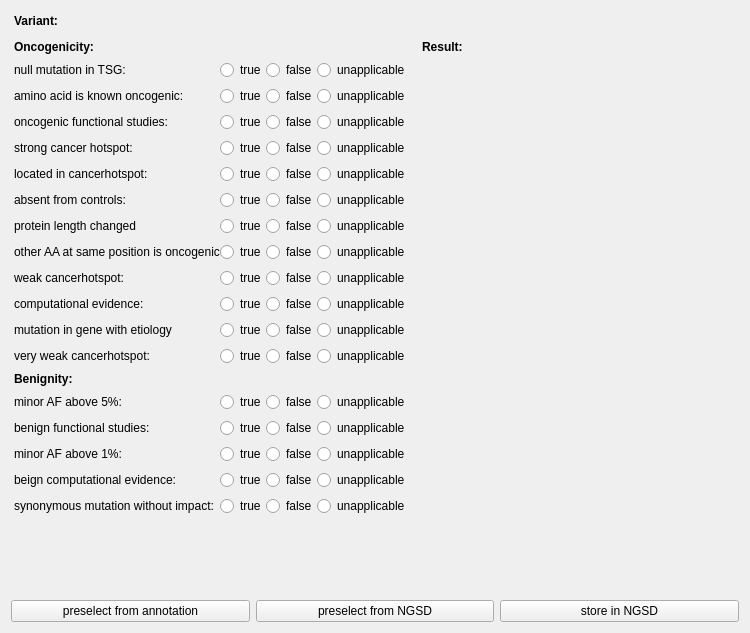
This is src/GSvar/SomaticVariantInterpreterWidget.ui in imgag/ngs-bits as Qt 5 draws it before an edit. The edited form follows.
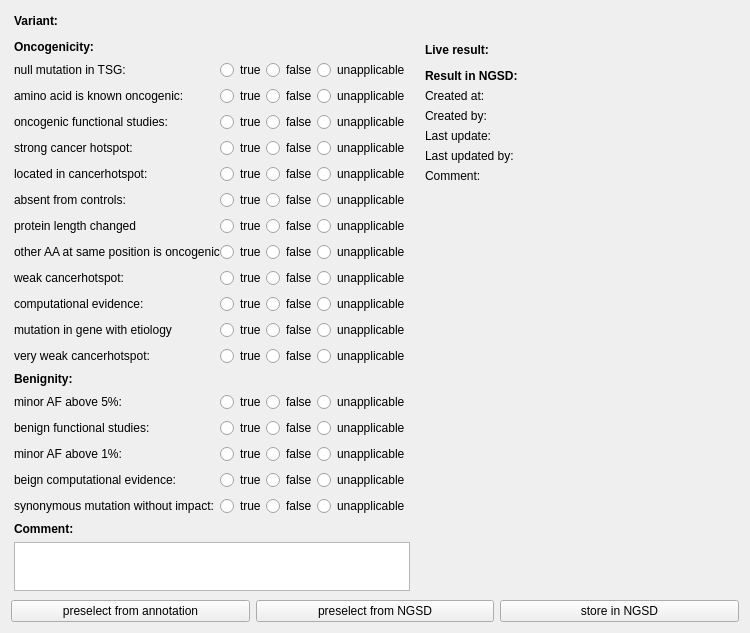
This is the edited form.

Commit message: SomaticVariantInterpreterWidget: Added NGSD metadata

What changed in the file:
```diff
--- a/src/GSvar/SomaticVariantInterpreterWidget.ui
+++ b/src/GSvar/SomaticVariantInterpreterWidget.ui
@@ -839,6 +839,22 @@
        </item>
       </layout>
      </item>
+     <item>
+      <widget class="QLabel" name="label_28">
+       <property name="font">
+        <font>
+         <weight>75</weight>
+         <bold>true</bold>
+        </font>
+       </property>
+       <property name="text">
+        <string>Comment:</string>
+       </property>
+      </widget>
+     </item>
+     <item>
+      <widget class="QTextEdit" name="comment"/>
+     </item>
      <item>
       <spacer name="verticalSpacer_2">
        <property name="orientation">
@@ -857,7 +873,7 @@
    <item row="1" column="1">
     <layout class="QVBoxLayout" name="verticalLayout">
      <property name="spacing">
-      <number>3</number>
+      <number>6</number>
      </property>
      <property name="leftMargin">
       <number>3</number>
@@ -874,19 +890,19 @@
      <item>
       <layout class="QHBoxLayout" name="horizontalLayout_2" stretch="0,1">
        <property name="spacing">
-        <number>0</number>
+        <number>6</number>
        </property>
        <property name="leftMargin">
-        <number>0</number>
+        <number>3</number>
        </property>
        <property name="topMargin">
-        <number>0</number>
+        <number>3</number>
        </property>
        <property name="rightMargin">
-        <number>0</number>
+        <number>3</number>
        </property>
        <property name="bottomMargin">
-        <number>0</number>
+        <number>3</number>
        </property>
        <item>
         <widget class="QLabel" name="label_3">
@@ -897,7 +913,7 @@
           </font>
          </property>
          <property name="text">
-          <string>Result:</string>
+          <string>Live result:</string>
          </property>
         </widget>
        </item>
@@ -911,11 +927,116 @@
       </layout>
      </item>
      <item>
-      <widget class="QLabel" name="label_vicc_score">
-       <property name="text">
-        <string/>
+      <layout class="QGridLayout" name="gridLayout_2" columnstretch="1,2">
+       <property name="leftMargin">
+        <number>3</number>
        </property>
-      </widget>
+       <property name="topMargin">
+        <number>3</number>
+       </property>
+       <property name="rightMargin">
+        <number>3</number>
+       </property>
+       <property name="bottomMargin">
+        <number>3</number>
+       </property>
+       <property name="horizontalSpacing">
+        <number>3</number>
+       </property>
+       <property name="verticalSpacing">
+        <number>6</number>
+       </property>
+       <item row="0" column="0">
+        <widget class="QLabel" name="label_22">
+         <property name="font">
+          <font>
+           <weight>75</weight>
+           <bold>true</bold>
+          </font>
+         </property>
+         <property name="text">
+          <string>Result in NGSD:</string>
+         </property>
+        </widget>
+       </item>
+       <item row="0" column="1">
+        <widget class="QLabel" name="label_result_in_ngsd">
+         <property name="text">
+          <string/>
+         </property>
+        </widget>
+       </item>
+       <item row="1" column="0">
+        <widget class="QLabel" name="label_23">
+         <property name="text">
+          <string>Created at:</string>
+         </property>
+        </widget>
+       </item>
+       <item row="1" column="1">
+        <widget class="QLabel" name="label_creation_date">
+         <property name="text">
+          <string/>
+         </property>
+        </widget>
+       </item>
+       <item row="2" column="0">
+        <widget class="QLabel" name="label_24">
+         <property name="text">
+          <string>Created by:</string>
+         </property>
+        </widget>
+       </item>
+       <item row="2" column="1">
+        <widget class="QLabel" name="label_created_by">
+         <property name="text">
+          <string/>
+         </property>
+        </widget>
+       </item>
+       <item row="3" column="0">
+        <widget class="QLabel" name="label_25">
+         <property name="text">
+          <string>Last update:</string>
+         </property>
+        </widget>
+       </item>
+       <item row="3" column="1">
+        <widget class="QLabel" name="label_last_update_date">
+         <property name="text">
+          <string/>
+         </property>
+        </widget>
+       </item>
+       <item row="4" column="0">
+        <widget class="QLabel" name="label_26">
+         <property name="text">
+          <string>Last updated by:</string>
+         </property>
+        </widget>
+       </item>
+       <item row="4" column="1">
+        <widget class="QLabel" name="label_last_update_by">
+         <property name="text">
+          <string/>
+         </property>
+        </widget>
+       </item>
+       <item row="5" column="0">
+        <widget class="QLabel" name="label_27">
+         <property name="text">
+          <string>Comment:</string>
+         </property>
+        </widget>
+       </item>
+       <item row="5" column="1">
+        <widget class="QLabel" name="label_comment">
+         <property name="text">
+          <string/>
+         </property>
+        </widget>
+       </item>
+      </layout>
      </item>
      <item>
       <spacer name="verticalSpacer">
```
Left out of the diff: 2 changed lines with no effect on the pictures. The commit also changes 3 other files.
